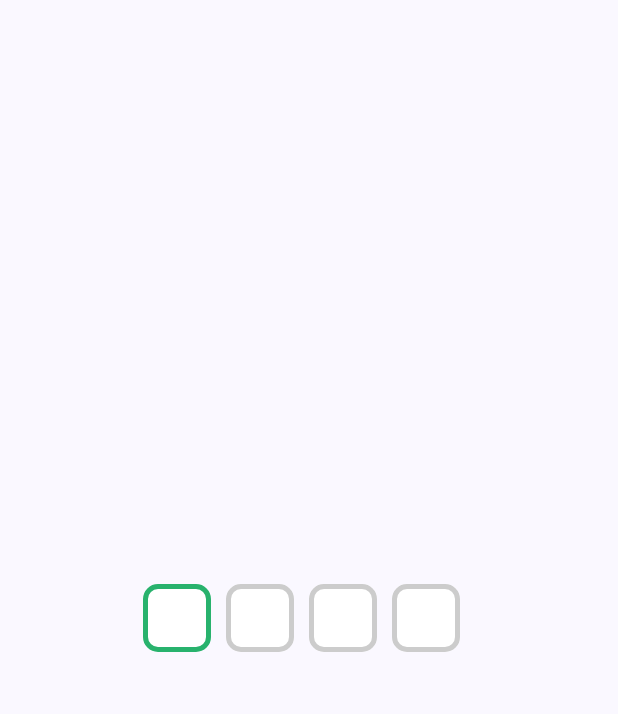
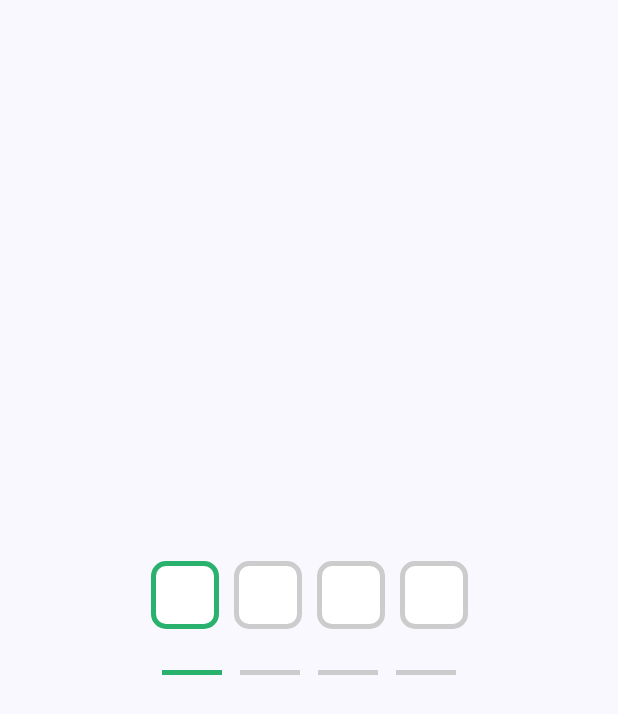
Before and after one commit to amandeepsinghjamwal/otp-compose, an Android app built with Jetpack Compose: the screen it shows after launch (MainActivity), on a phone screen of 412 x 824 dp. Shown: the top 714 px of the screen. Run offline under Robolectric (Android 15) with nearby library versions, the phone set to English and light mode, and no system bars.

Commit message:
added DashedOtpView

```diff
--- a/app/build.gradle.kts
+++ b/app/build.gradle.kts
@@ -60,6 +60,7 @@ dependencies {
     implementation(libs.androidx.ui.tooling.preview)
     implementation(libs.androidx.material3)
     implementation(project(":otp-jetpack-compose"))
+//    implementation("com.github.amandeepsinghjamwal:otp-compose:1.0.0")
     testImplementation(libs.junit)
     androidTestImplementation(libs.androidx.junit)
     androidTestImplementation(libs.androidx.espresso.core)
--- a/app/src/main/java/otp/view/composable/MainActivity.kt
+++ b/app/src/main/java/otp/view/composable/MainActivity.kt
@@ -4,16 +4,23 @@ import android.os.Bundle
 import androidx.activity.ComponentActivity
 import androidx.activity.compose.setContent
 import androidx.activity.enableEdgeToEdge
+import androidx.compose.foundation.background
+import androidx.compose.foundation.layout.Arrangement
 import androidx.compose.foundation.layout.Box
+import androidx.compose.foundation.layout.Column
 import androidx.compose.foundation.layout.fillMaxSize
+import androidx.compose.foundation.layout.fillMaxWidth
 import androidx.compose.foundation.layout.padding
 import androidx.compose.material3.Scaffold
 import androidx.compose.ui.Alignment
 import androidx.compose.ui.Modifier
+import androidx.compose.ui.graphics.Color
 import androidx.compose.ui.unit.dp
 import otp.view.composable.ui.theme.OtpComposeTheme
 import otp.view.compose.BoxOtpView
+import otp.view.compose.DashedOtpView
 import otp.view.compose.InputSizeOptions
+import otp.view.compose.OtpViewDefaults
 
 class MainActivity : ComponentActivity() {
     override fun onCreate(savedInstanceState: Bundle?) {
@@ -22,16 +29,30 @@ class MainActivity : ComponentActivity() {
         setContent {
             OtpComposeTheme {
                 Scaffold(modifier = Modifier.fillMaxSize()) { innerPadding ->
-                    Box(modifier = Modifier.fillMaxSize(), contentAlignment = Alignment.Center) {
+                    Column(
+                        modifier = Modifier
+                            .fillMaxSize(),
+                        verticalArrangement = Arrangement.Center
+                    ) {
                         BoxOtpView(
                             inputLength = InputSizeOptions.INPUT_SIZE_FOUR,
                             containerSize = 45.dp,
                             containerSpacing = 10.dp,
                             modifier = Modifier
-                                .padding(innerPadding)
+                                .padding(innerPadding),
+
                         ) {
 
                         }
+                        DashedOtpView(
+                            modifier = Modifier,
+                            inputLength = InputSizeOptions.INPUT_SIZE_FOUR,
+                            textStyle = OtpViewDefaults.textStyle(color = Color.Black),
+                            dashSpacing = 12.dp,
+                            dashWidth = 40.dp,
+                            hideOtp = false,
+                            dashColors = OtpViewDefaults.dashedOtpColors(),
+                        ) {otp-> }
                     }
                 }
             }
--- a/otp-jetpack-compose/src/main/java/otp/view/compose/BoxOtpView.kt
+++ /dev/null
@@ -1,107 +0,0 @@
-package otp.view.compose
-
-import androidx.compose.foundation.background
-import androidx.compose.foundation.border
-import androidx.compose.foundation.layout.Arrangement
-import androidx.compose.foundation.layout.Box
-import androidx.compose.foundation.layout.Column
-import androidx.compose.foundation.layout.Row
-import androidx.compose.foundation.layout.Spacer
-import androidx.compose.foundation.layout.fillMaxWidth
-import androidx.compose.foundation.layout.size
-import androidx.compose.foundation.layout.width
-import androidx.compose.foundation.shape.AbsoluteRoundedCornerShape
-import androidx.compose.foundation.text.BasicTextField
-import androidx.compose.foundation.text.KeyboardOptions
-import androidx.compose.material3.Text
-import androidx.compose.runtime.Composable
-import androidx.compose.runtime.getValue
-import androidx.compose.runtime.mutableStateOf
-import androidx.compose.runtime.remember
-import androidx.compose.runtime.setValue
-import androidx.compose.ui.Alignment
-import androidx.compose.ui.Modifier
-import androidx.compose.ui.graphics.Color
-import androidx.compose.ui.graphics.Shape
-import androidx.compose.ui.text.TextStyle
-import androidx.compose.ui.text.input.ImeAction
-import androidx.compose.ui.text.input.KeyboardType
-import androidx.compose.ui.unit.Dp
-import androidx.compose.ui.unit.dp
-import androidx.compose.ui.unit.sp
-
-
-/**
- * Example usage: [Github](https://github.com/amandeepsinghjamwal/otp-compose/tree/master?tab=readme-ov-file#boxotpview)
- *
- * @param modifier modifies the applied layout
- * @param inputLength defines input length, options are [InputSizeOptions]
- * @param containerSize the size of otp box
- * @param containerSpacing spacing between containers
- * @param containerShape shape of otp box container
- * @param otpBoxColors colors applied on otp box
- * @param textStyle style of otp text
- * @param otpText returns the entered otp text
- */
-@Composable
-fun BoxOtpView(
-    modifier: Modifier = Modifier,
-    inputLength: InputSizeOptions = InputSizeOptions.INPUT_SIZE_FOUR,
-    containerSize: Dp = 45.dp,
-    containerSpacing: Dp = 10.dp,
-    containerShape: Shape = AbsoluteRoundedCornerShape(10.dp),
-    otpBoxColors: OtpBoxColors = OtpBoxDefaults.otpBoxColors(),
-    textStyle: TextStyle = TextStyle(color = Color.Black, fontSize = 20.sp),
-    otpText: (otp: String) -> Unit
-) {
-    var enteredText by remember {
-        mutableStateOf("")
-    }
-    val regex = ("^[0-9]*$").toRegex()
-    Box(modifier = modifier) {
-        BasicTextField(
-            keyboardOptions = KeyboardOptions(
-                keyboardType = KeyboardType.NumberPassword,
-                imeAction = ImeAction.Done
-            ),
-            modifier = Modifier,
-            value = enteredText,
-            onValueChange = {
-                if (it.length <= inputLength.size && it.matches(regex)) {
-                    enteredText = it
-                    otpText(it)
-                }
-            }) {
-            Row(modifier = Modifier.fillMaxWidth(), horizontalArrangement = Arrangement.Center) {
-                repeat(inputLength.size) {
-                    val number = when {
-                        it >= enteredText.length -> ""
-                        else -> enteredText[it].toString()
-                    }
-                    Column(
-                        modifier = Modifier
-                            .size(containerSize)
-                            .background(
-                                color = otpBoxColors.containerColor,
-                                shape = containerShape
-                            )
-                            .border(
-                                3.dp,
-                                shape = containerShape,
-                                color = if (it == enteredText.length) otpBoxColors.selectedBoxBorderColor
-                                else if (it == enteredText.length - 1 && it == inputLength.size - 1) otpBoxColors.selectedBoxBorderColor
-                                else otpBoxColors.unselectedBoxBorderColor
-                            ),
-                        horizontalAlignment = Alignment.CenterHorizontally,
-                        verticalArrangement = Arrangement.Center
-                    ) {
-                        Text(text = number, style = textStyle)
-                    }
-                    if (it != inputLength.size) {
-                        Spacer(modifier = Modifier.width(containerSpacing))
-                    }
-                }
-            }
-        }
-    }
-}
--- a/otp-jetpack-compose/src/main/java/otp/view/compose/OtpDisplayFeatures.kt
+++ b/otp-jetpack-compose/src/main/java/otp/view/compose/OtpDisplayFeatures.kt
@@ -3,8 +3,12 @@ package otp.view.compose
 import androidx.compose.runtime.Composable
 import androidx.compose.runtime.Immutable
 import androidx.compose.ui.graphics.Color
+import androidx.compose.ui.text.font.FontFamily
+import androidx.compose.ui.text.font.FontWeight
+import androidx.compose.ui.unit.TextUnit
+import androidx.compose.ui.unit.sp
 
-object OtpBoxDefaults {
+object OtpViewDefaults {
     @Composable
     fun otpBoxColors(
         containerColor: Color = Color.White,
@@ -15,6 +19,27 @@ object OtpBoxDefaults {
         selectedBoxBorderColor = selectedBoxBorderColor,
         unselectedBoxBorderColor = unselectedBoxBorderColor
     )
+
+    @Composable
+    fun dashedOtpColors(
+        selectedDashColor: Color = SelectedBorderColor,
+        unselectedDashColor: Color = Color.LightGray
+    ): DashedOtpColors = DashedOtpColors(
+        selectedDashColor = selectedDashColor,
+        unselectedDashColor = unselectedDashColor
+    )
+
+    @Composable
+    fun textStyle(
+        color: Color = Color.Black,
+        fontSize: TextUnit = 22.sp,
+        fontFamily: FontFamily? = null,
+        fontWeight: FontWeight = FontWeight.Normal): OtpTextStyle = OtpTextStyle(
+            fontSize = fontSize,
+            color = color,
+            fontFamily = fontFamily,
+            fontWeight = fontWeight
+        )
 }
 
 @Immutable
@@ -23,3 +48,17 @@ object OtpBoxDefaults {
     val selectedBoxBorderColor: Color,
     val unselectedBoxBorderColor: Color
 )
+
+@Immutable
+class DashedOtpColors internal constructor(
+    val selectedDashColor: Color,
+    val unselectedDashColor: Color
+)
+
+@Immutable
+class OtpTextStyle internal constructor(
+    val color : Color,
+    val fontSize: TextUnit,
+    val fontFamily: FontFamily?,
+    val fontWeight: FontWeight
+)
--- /dev/null
+++ b/otp-jetpack-compose/src/main/java/otp/view/compose/OtpViewCompose.kt
@@ -0,0 +1,213 @@
+package otp.view.compose
+
+import androidx.compose.foundation.background
+import androidx.compose.foundation.border
+import androidx.compose.foundation.layout.Arrangement
+import androidx.compose.foundation.layout.Box
+import androidx.compose.foundation.layout.Column
+import androidx.compose.foundation.layout.Row
+import androidx.compose.foundation.layout.Spacer
+import androidx.compose.foundation.layout.fillMaxWidth
+import androidx.compose.foundation.layout.height
+import androidx.compose.foundation.layout.padding
+import androidx.compose.foundation.layout.size
+import androidx.compose.foundation.layout.width
+import androidx.compose.foundation.shape.AbsoluteRoundedCornerShape
+import androidx.compose.foundation.text.BasicTextField
+import androidx.compose.foundation.text.KeyboardOptions
+import androidx.compose.material3.Text
+import androidx.compose.runtime.Composable
+import androidx.compose.runtime.getValue
+import androidx.compose.runtime.mutableStateOf
+import androidx.compose.runtime.remember
+import androidx.compose.runtime.setValue
+import androidx.compose.ui.Alignment
+import androidx.compose.ui.Modifier
+import androidx.compose.ui.graphics.Color
+import androidx.compose.ui.graphics.Shape
+import androidx.compose.ui.text.input.ImeAction
+import androidx.compose.ui.text.input.KeyboardType
+import androidx.compose.ui.unit.Dp
+import androidx.compose.ui.unit.dp
+import androidx.compose.ui.unit.sp
+
+
+/**
+ * Example usage: [Github](https://github.com/amandeepsinghjamwal/otp-compose/tree/master?tab=readme-ov-file#boxotpview)
+ *
+ * @param modifier modifies the applied layout
+ * @param inputLength defines input length, options are [InputSizeOptions]
+ * @param containerSize the size of otp box
+ * @param containerSpacing spacing between containers
+ * @param containerShape shape of otp box container
+ * @param otpBoxColors colors applied on otp box
+ * @param hideOtp hides otp on screen
+ * @param textStyle style of otp text
+ * @param otpText returns the entered otp text
+ */
+@Composable
+fun BoxOtpView(
+    modifier: Modifier = Modifier,
+    inputLength: InputSizeOptions = InputSizeOptions.INPUT_SIZE_FOUR,
+    containerSize: Dp = 45.dp,
+    containerSpacing: Dp = 10.dp,
+    containerShape: Shape = AbsoluteRoundedCornerShape(10.dp),
+    otpBoxColors: OtpBoxColors = OtpViewDefaults.otpBoxColors(),
+    textStyle: OtpTextStyle = OtpViewDefaults.textStyle(color = Color.Black, fontSize = 20.sp),
+    hideOtp: Boolean = false,
+    otpText: (otp: String) -> Unit
+) {
+    var enteredText by remember {
+        mutableStateOf("")
+    }
+    val regex = ("^[0-9]*$").toRegex()
+    Box(modifier = modifier, contentAlignment = Alignment.Center) {
+        BasicTextField(
+            keyboardOptions = KeyboardOptions(
+                keyboardType = KeyboardType.NumberPassword,
+                imeAction = ImeAction.Done
+            ),
+            modifier = Modifier,
+            value = enteredText,
+            onValueChange = {
+                if (it.length <= inputLength.size && it.matches(regex)) {
+                    enteredText = it
+                    otpText(it)
+                }
+            }) {
+            Row(modifier = Modifier.fillMaxWidth(), horizontalArrangement = Arrangement.Center) {
+                repeat(inputLength.size) {
+                    val number = when {
+                        it >= enteredText.length -> ""
+                        else -> {
+                            if (hideOtp) {
+                                "●"
+                            } else {
+                                enteredText[it].toString()
+                            }
+                        }
+                    }
+                    Column(
+                        modifier = Modifier
+                            .size(containerSize)
+                            .background(
+                                color = otpBoxColors.containerColor,
+                                shape = containerShape
+                            )
+                            .border(
+                                3.dp,
+                                shape = containerShape,
+                                color = if (it == enteredText.length) otpBoxColors.selectedBoxBorderColor
+                                else if (it == enteredText.length - 1 && it == inputLength.size - 1) otpBoxColors.selectedBoxBorderColor
+                                else otpBoxColors.unselectedBoxBorderColor
+                            ),
+                        horizontalAlignment = Alignment.CenterHorizontally,
+                        verticalArrangement = Arrangement.Center
+                    ) {
+                        Text(
+                            text = number,
+                            color = textStyle.color,
+                            fontSize = textStyle.fontSize,
+                            fontFamily = textStyle.fontFamily,
+                            fontWeight = textStyle.fontWeight
+                        )
+                    }
+                    if (it != inputLength.size - 1) {
+                        Spacer(modifier = Modifier.width(containerSpacing))
+                    }
+                }
+            }
+        }
+    }
+}
+
+
+/**
+ * Example usage: [Github](https://github.com/amandeepsinghjamwal/otp-compose/tree/master?tab=readme-ov-file#boxotpview)
+ *
+ * @param modifier modifies the applied layout
+ * @param inputLength defines input length, options are [InputSizeOptions]
+ * @param dashWidth width of dash
+ * @param dashSpacing spacing between dashes
+ * @param dashColors colors applied on dashes
+ * @param hideOtp hides otp on screen
+ * @param textStyle style of otp text
+ * @param otpText returns the entered otp text
+ */
+@Composable
+fun DashedOtpView(
+    modifier: Modifier = Modifier,
+    inputLength: InputSizeOptions = InputSizeOptions.INPUT_SIZE_FOUR,
+    textStyle: OtpTextStyle = OtpViewDefaults.textStyle(),
+    dashSpacing: Dp = 10.dp,
+    dashWidth: Dp = 40.dp,
+    hideOtp: Boolean = false,
+    dashColors: DashedOtpColors = OtpViewDefaults.dashedOtpColors(),
+    otpText: (otp: String) -> Unit
+) {
+    var enteredText by remember {
+        mutableStateOf("")
+    }
+
+    val regex = ("^[0-9]*$").toRegex()
+    Box(modifier = modifier) {
+        BasicTextField(
+            keyboardOptions = KeyboardOptions(
+                keyboardType = KeyboardType.NumberPassword,
+                imeAction = ImeAction.Done
+            ),
+            modifier = Modifier,
+            value = enteredText,
+            onValueChange = {
+                if (it.length <= inputLength.size && it.matches(regex)) {
+                    enteredText = it
+                    otpText(it)
+                }
+            }) {
+            Row(modifier = Modifier.fillMaxWidth(), horizontalArrangement = Arrangement.Center) {
+                repeat(inputLength.size) {
+
+                    val number = when {
+                        it >= enteredText.length -> ""
+                        else -> {
+                            if (hideOtp) {
+                                "●"
+                            } else {
+                                enteredText[it].toString()
+                            }
+                        }
+                    }
+
+                    Column(
+                        modifier = Modifier,
+                        horizontalAlignment = Alignment.CenterHorizontally,
+                        verticalArrangement = Arrangement.Center
+                    ) {
+                        Text(
+                            text = number,
+                            color = textStyle.color,
+                            fontSize = textStyle.fontSize,
+                            fontFamily = textStyle.fontFamily,
+                            fontWeight = textStyle.fontWeight
+                        )
+                        Box(
+                            modifier = Modifier
+                                .padding(top = 3.dp)
+                                .width(dashWidth)
+                                .height(3.dp)
+                                .fillMaxWidth()
+                                .background(
+                                    color = if (it == enteredText.length) dashColors.selectedDashColor
+                                    else if (it == enteredText.length - 1 && it == inputLength.size - 1) dashColors.selectedDashColor
+                                    else dashColors.unselectedDashColor
+                                )
+                        )
+                    }
+                    if (it != inputLength.size - 1) {
+                        Spacer(modifier = Modifier.width(dashSpacing))
+                    }
+                }
+            }
+        }
+    }
+}
```
Lines whose indentation alone changed are shown as unchanged.
